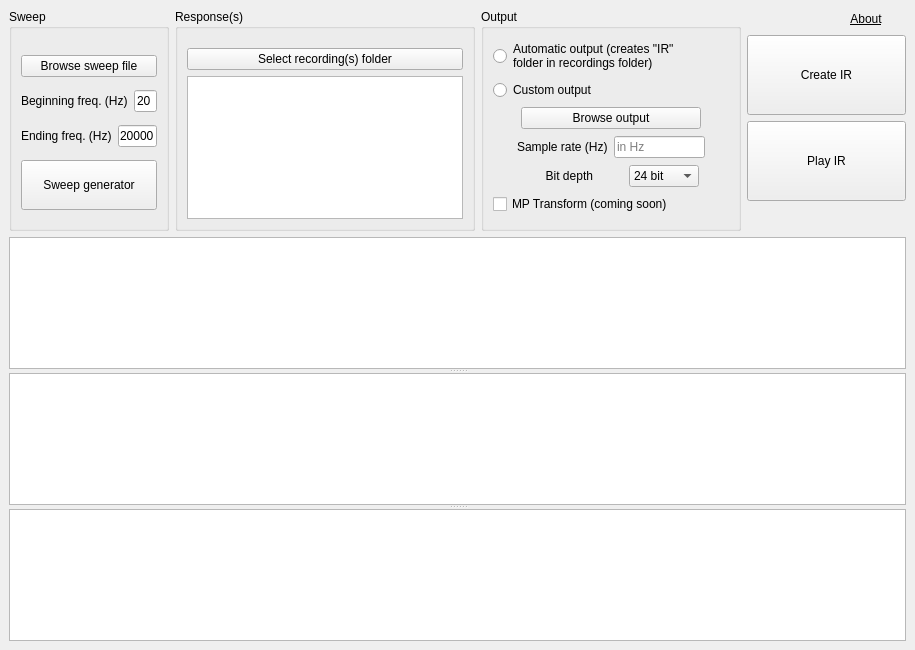
JuanPabloZed/IR_Maker, file add/main_window.ui: the form before one commit.
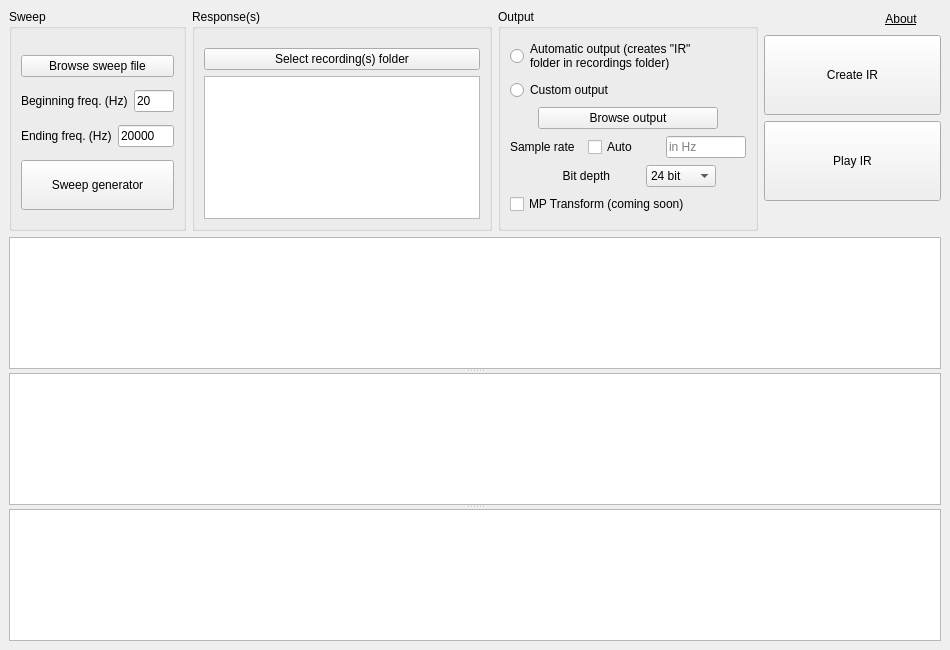
The form after the commit. Icons and pictures are not drawn. Custom widgets are drawn as their Qt base class.

Commit message: added auto sample rate switch

Diff of the .ui file:
```diff
--- a/add/main_window.ui
+++ b/add/main_window.ui
@@ -6,13 +6,13 @@
    <rect>
     <x>0</x>
     <y>0</y>
-    <width>915</width>
+    <width>950</width>
     <height>650</height>
    </rect>
   </property>
   <property name="minimumSize">
    <size>
-    <width>915</width>
+    <width>950</width>
     <height>650</height>
    </size>
   </property>
@@ -32,7 +32,7 @@
   <widget class="QWidget" name="centralwidget">
    <layout class="QVBoxLayout" name="verticalLayout_6">
     <item>
-     <layout class="QHBoxLayout" name="horizontalLayout" stretch="3,4,4,3">
+     <layout class="QHBoxLayout" name="horizontalLayout" stretch="3,5,4,3">
       <property name="sizeConstraint">
        <enum>QLayout::SetMinimumSize</enum>
       </property>
@@ -298,46 +298,39 @@
            </item>
            <item>
             <layout class="QHBoxLayout" name="horizontalLayout_3">
-             <item>
-              <spacer name="horizontalSpacer_3">
-               <property name="orientation">
-                <enum>Qt::Horizontal</enum>
-               </property>
-               <property name="sizeHint" stdset="0">
-                <size>
-                 <width>40</width>
-                 <height>20</height>
-                </size>
-               </property>
-              </spacer>
-             </item>
              <item>
               <widget class="QLabel" name="srate_label">
                <property name="text">
-                <string>Sample rate (Hz)</string>
+                <string>Sample rate</string>
+               </property>
+              </widget>
+             </item>
+             <item>
+              <widget class="QCheckBox" name="autosr_check">
+               <property name="text">
+                <string>Auto</string>
                </property>
               </widget>
              </item>
              <item>
               <widget class="QLineEdit" name="srate">
+               <property name="minimumSize">
+                <size>
+                 <width>80</width>
+                 <height>0</height>
+                </size>
+               </property>
+               <property name="maximumSize">
+                <size>
+                 <width>80</width>
+                 <height>16777215</height>
+                </size>
+               </property>
                <property name="placeholderText">
                 <string>in Hz</string>
                </property>
               </widget>
              </item>
-             <item>
-              <spacer name="horizontalSpacer_2">
-               <property name="orientation">
-                <enum>Qt::Horizontal</enum>
-               </property>
-               <property name="sizeHint" stdset="0">
-                <size>
-                 <width>40</width>
-                 <height>20</height>
-                </size>
-               </property>
-              </spacer>
-             </item>
             </layout>
            </item>
            <item>
```
The commit also changes 3 other files.
